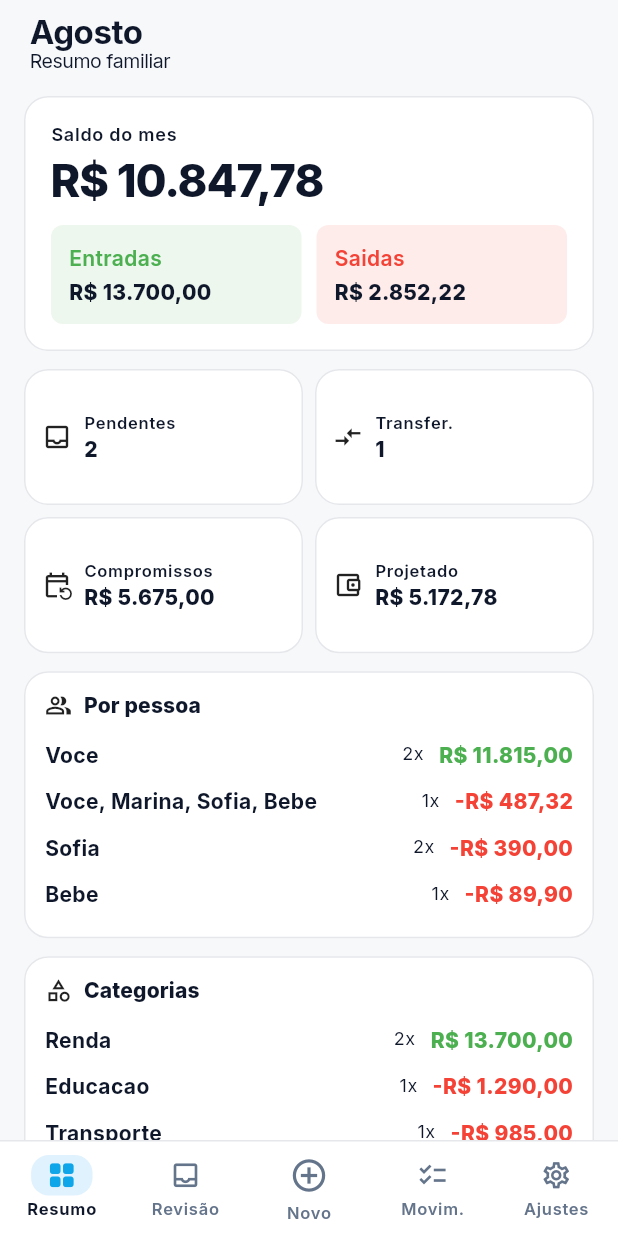
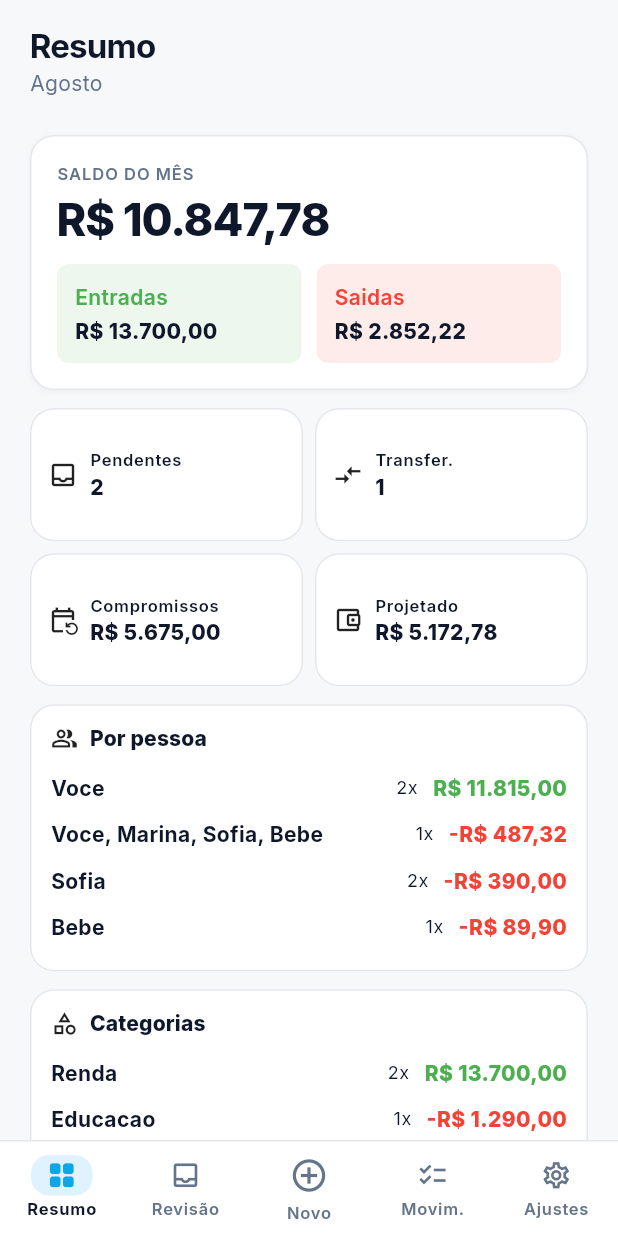
Before and after one commit to paulochornobay/ZimbaControl, a Flutter app: the screen it shows after launch, after a tap on "Configurar meus dados", after a tap on "Voltar", after a tap on "Explorar demonstração", on a phone screen of 412 x 824 dp. Run offline on Flutter 3.47's test engine with Material 3 defaults, Android fonts, the phone set to English and light mode, and no system bars; our stand-ins replace drift, file_picker, flutter_secure_storage, google_sign_in, share_plus; accounts and stored records are empty; generated files the repository leaves out were written again.

Commit message:
Refine dashboard visual hierarchy

```diff
--- a/apps/mobile/lib/src/presentation/dashboard_page.dart
+++ b/apps/mobile/lib/src/presentation/dashboard_page.dart
@@ -2,6 +2,8 @@ import 'package:flutter/material.dart';
 
 import '../application/dashboard_summary.dart';
 import '../data/local/app_database.dart';
+import 'design/zimba_theme.dart';
+import 'design/zimba_ui.dart';
 
 class DashboardPage extends StatelessWidget {
   const DashboardPage({required this.database, super.key});
@@ -28,14 +30,21 @@ class DashboardPage extends StatelessWidget {
 
             return Scaffold(
               appBar: AppBar(
+                toolbarHeight: 82,
                 title: Column(
                   crossAxisAlignment: CrossAxisAlignment.start,
                   children: [
-                    Text(_monthTitle(DateTime.now())),
-                    const Text(
-                      'Resumo familiar',
-                      style: TextStyle(
-                        fontSize: 13,
+                    Text(
+                      'Resumo',
+                      style: Theme.of(
+                        context,
+                      ).textTheme.titleLarge?.copyWith(letterSpacing: -.5),
+                    ),
+                    const SizedBox(height: 3),
+                    Text(
+                      _monthTitle(DateTime.now()),
+                      style: Theme.of(context).textTheme.bodyMedium?.copyWith(
+                        color: ZimbaColors.secondaryText,
                         fontWeight: FontWeight.w400,
                       ),
                     ),
@@ -43,7 +52,7 @@ class DashboardPage extends StatelessWidget {
                 ),
               ),
               body: ListView(
-                padding: const EdgeInsets.fromLTRB(16, 8, 16, 96),
+                padding: const EdgeInsets.fromLTRB(20, 8, 20, 96),
                 children: [
                   if (transactionSnapshot.connectionState ==
                           ConnectionState.waiting &&
@@ -120,16 +129,17 @@ class SummaryCard extends StatelessWidget {
 
   @override
   Widget build(BuildContext context) {
-    return Card(
-      elevation: 0,
-      child: Padding(
+    return ZimbaCard(
       padding: const EdgeInsets.all(18),
       child: Column(
         crossAxisAlignment: CrossAxisAlignment.start,
         children: [
           Text(
-              'Saldo do mes',
-              style: Theme.of(context).textTheme.labelMedium,
+            'SALDO DO MÊS',
+            style: Theme.of(context).textTheme.labelSmall?.copyWith(
+              color: ZimbaColors.secondaryText,
+              letterSpacing: .65,
+            ),
           ),
           const SizedBox(height: 6),
           Text(
@@ -159,7 +169,6 @@ class SummaryCard extends StatelessWidget {
             ],
           ),
         ],
-        ),
       ),
     );
   }
```
Lines whose indentation alone changed are shown as unchanged.
